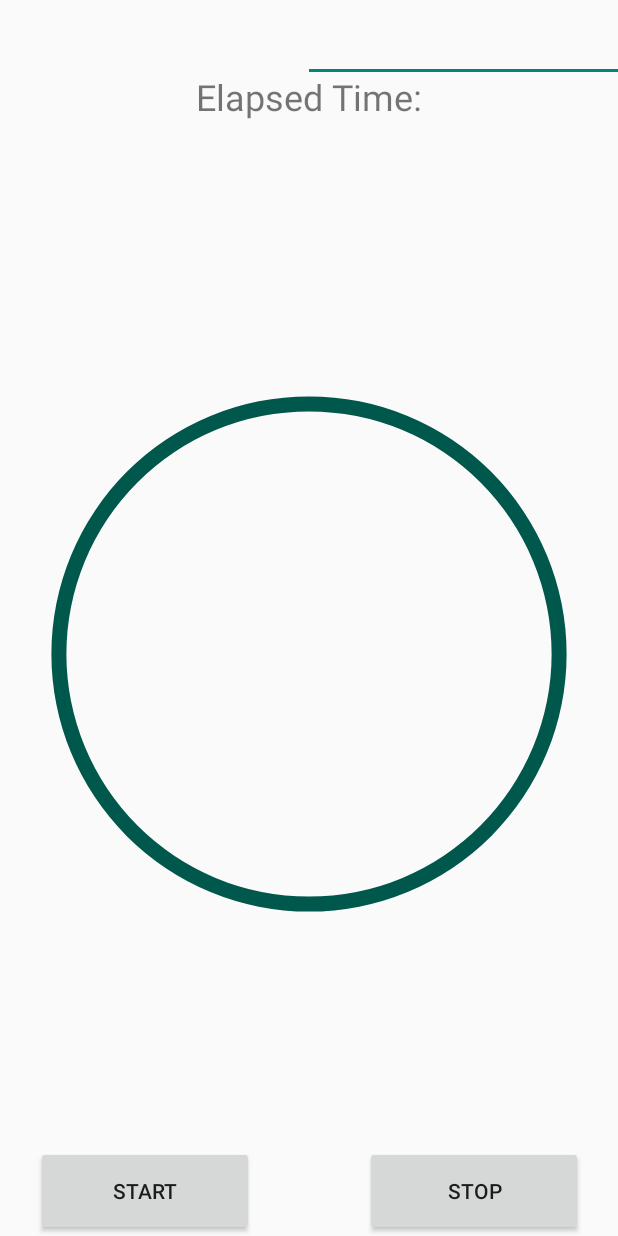
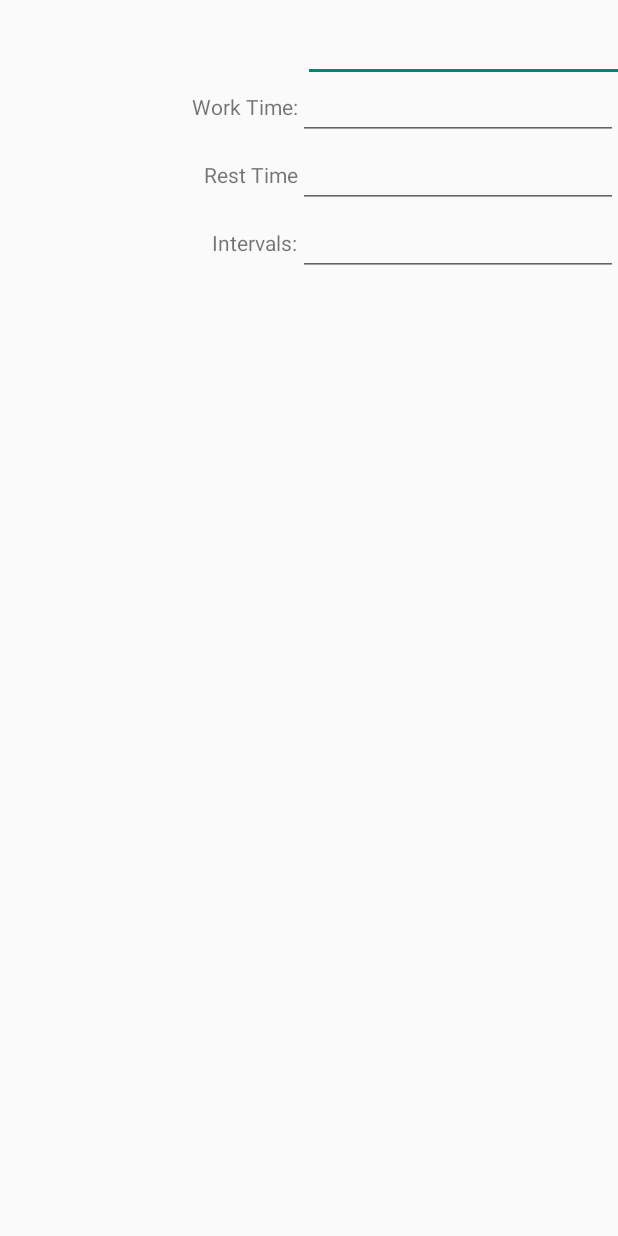
Before and after one commit to telday/interval_timer, an Android app: the screen it shows after launch (MainActivity), tab 2 chosen, on a phone screen of 412 x 824 dp. Run offline under Robolectric (Android 15) with nearby library versions, the phone set to English and light mode, and no system bars.

Commit message:
Added Settings menu

```diff
--- a/app/src/main/java/com/emomtimer/ui/IntervalTimerFragment.java
+++ b/app/src/main/java/com/emomtimer/ui/IntervalTimerFragment.java
@@ -14,12 +14,9 @@ import android.widget.TextView;
 
 import com.emomtimer.MainActivity;
 import com.emomtimer.R;
-import com.emomtimer.timer.EMOMTimer;
 import com.emomtimer.timer.IntervalTimer;
 import com.emomtimer.timer.IntervalTimerObserver;
 import com.emomtimer.timer.TimerInterval;
-
-import static com.emomtimer.IntervalTimerApplication.timer;
 
 
 /**
@@ -64,7 +61,7 @@ public class IntervalTimerFragment extends Fragment implements IntervalTimerObse
         fullTimer = view.findViewById(R.id.fullTimer);
         intervalProgress = (ProgressBar)view.findViewById(R.id.intervalProgress);
         intervalProgress.setProgress(intervalProgress.getMax(), true);
-        timer = new EMOMTimer(60, 10);
+        timer = new IntervalTimer(60, 10, 10);
         timer.register(this);
 
         startButton.setOnClickListener(new View.OnClickListener() {
@@ -107,7 +104,8 @@ public class IntervalTimerFragment extends Fragment implements IntervalTimerObse
 
     @Override
     public void notify(TimerInterval interval) {
-
+        Log.d("Interval Notification", interval.toString());
+        MainActivity.playSound();
     }
 
     @Override
@@ -125,6 +123,4 @@ public class IntervalTimerFragment extends Fragment implements IntervalTimerObse
         fullTimer.setText(elapsedTimerText);
         loopTimer.setText(intervalTimerText);
     }
-
-
 }
--- a/app/src/main/java/com/emomtimer/ui/IntervalTimerPagerAdapter.java
+++ b/app/src/main/java/com/emomtimer/ui/IntervalTimerPagerAdapter.java
@@ -12,9 +12,10 @@ public class IntervalTimerPagerAdapter extends FragmentPagerAdapter {
     @Override
     public Fragment getItem(int i) {
         if (i == 0){
-
+            return new IntervalTimerFragment();
+        }else {
+            return new SettingsFragment();
         }
-        return new IntervalTimerFragment();
     }
 
     @Override
--- /dev/null
+++ b/app/src/main/java/com/emomtimer/ui/SettingsFragment.java
@@ -0,0 +1,31 @@
+package com.emomtimer.ui;
+
+import android.arch.lifecycle.ViewModelProviders;
+import android.os.Bundle;
+import android.support.annotation.NonNull;
+import android.support.annotation.Nullable;
+import android.support.v4.app.Fragment;
+import android.view.LayoutInflater;
+import android.view.View;
+import android.view.ViewGroup;
+
+import com.emomtimer.R;
+
+public class SettingsFragment extends Fragment {
+
+    public static SettingsFragment newInstance() {
+        return new SettingsFragment();
+    }
+
+    @Override
+    public View onCreateView(@NonNull LayoutInflater inflater, @Nullable ViewGroup container,
+                             @Nullable Bundle savedInstanceState) {
+        return inflater.inflate(R.layout.settings_fragment, container, false);
+    }
+
+    @Override
+    public void onActivityCreated(@Nullable Bundle savedInstanceState) {
+        super.onActivityCreated(savedInstanceState);
+    }
+
+}
--- /dev/null
+++ b/app/src/main/res/layout/settings_fragment.xml
@@ -0,0 +1,68 @@
+<?xml version="1.0" encoding="utf-8"?>
+<FrameLayout xmlns:android="http://schemas.android.com/apk/res/android"
+    xmlns:app="http://schemas.android.com/apk/res-auto"
+    xmlns:tools="http://schemas.android.com/tools"
+    android:layout_width="match_parent"
+    android:layout_height="match_parent"
+    tools:context=".ui.SettingsFragment">
+
+    <android.support.constraint.ConstraintLayout
+        android:layout_width="match_parent"
+        android:layout_height="match_parent">
+
+        <TextView
+            android:id="@+id/textView3"
+            android:layout_width="wrap_content"
+            android:layout_height="wrap_content"
+            android:text="Work Time:"
+            app:layout_constraintBottom_toBottomOf="@+id/editText2"
+            app:layout_constraintEnd_toStartOf="@+id/editText2"
+            app:layout_constraintTop_toTopOf="@+id/editText2" />
+
+        <TextView
+            android:id="@+id/textView4"
+            android:layout_width="wrap_content"
+            android:layout_height="wrap_content"
+            android:text="Rest Time"
+            app:layout_constraintBottom_toBottomOf="@+id/editText3"
+            app:layout_constraintEnd_toStartOf="@+id/editText3"
+            app:layout_constraintTop_toBottomOf="@+id/editText2" />
+
+        <TextView
+            android:id="@+id/textView5"
+            android:layout_width="wrap_content"
+            android:layout_height="wrap_content"
+            android:text="Intervals:"
+            app:layout_constraintBottom_toBottomOf="@+id/editText4"
+            app:layout_constraintEnd_toStartOf="@+id/editText4"
+            app:layout_constraintTop_toBottomOf="@+id/editText3" />
+
+        <EditText
+            android:id="@+id/editText2"
+            android:layout_width="wrap_content"
+            android:layout_height="wrap_content"
+            android:ems="10"
+            android:inputType="number"
+            app:layout_constraintEnd_toEndOf="parent"
+            app:layout_constraintTop_toTopOf="parent" />
+
+        <EditText
+            android:id="@+id/editText3"
+            android:layout_width="wrap_content"
+            android:layout_height="wrap_content"
+            android:ems="10"
+            android:inputType="number"
+            app:layout_constraintEnd_toEndOf="parent"
+            app:layout_constraintTop_toBottomOf="@+id/editText2" />
+
+        <EditText
+            android:id="@+id/editText4"
+            android:layout_width="wrap_content"
+            android:layout_height="wrap_content"
+            android:ems="10"
+            android:inputType="number"
+            app:layout_constraintEnd_toEndOf="parent"
+            app:layout_constraintTop_toBottomOf="@+id/editText3" />
+
+    </android.support.constraint.ConstraintLayout>
+</FrameLayout>
```
